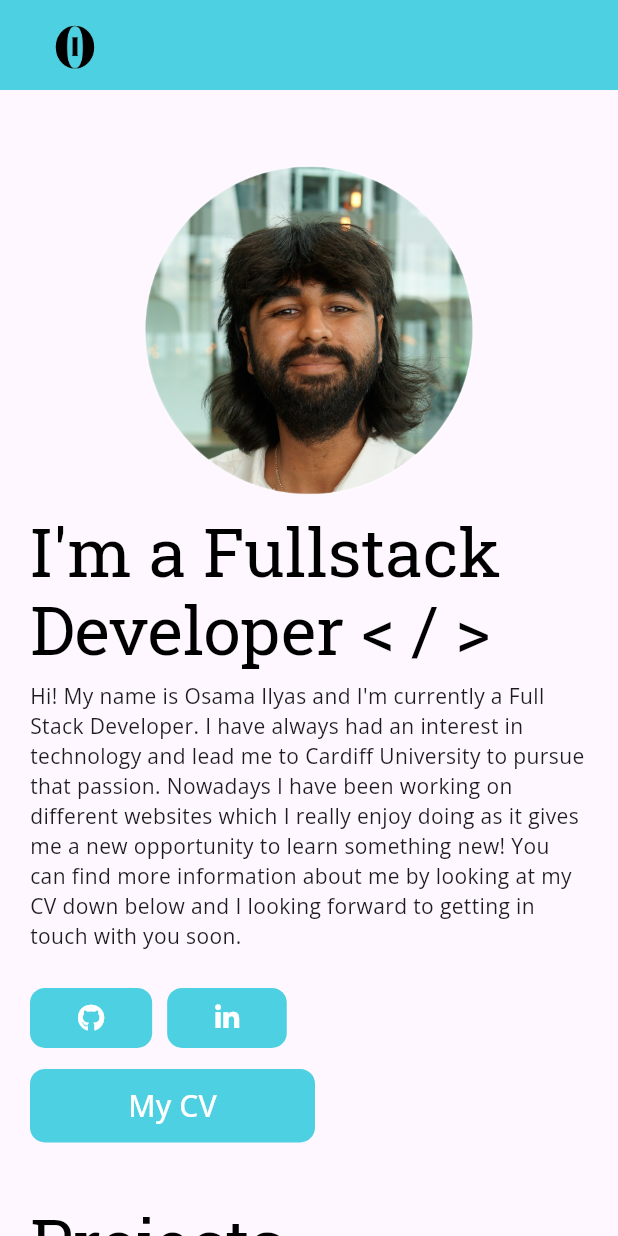
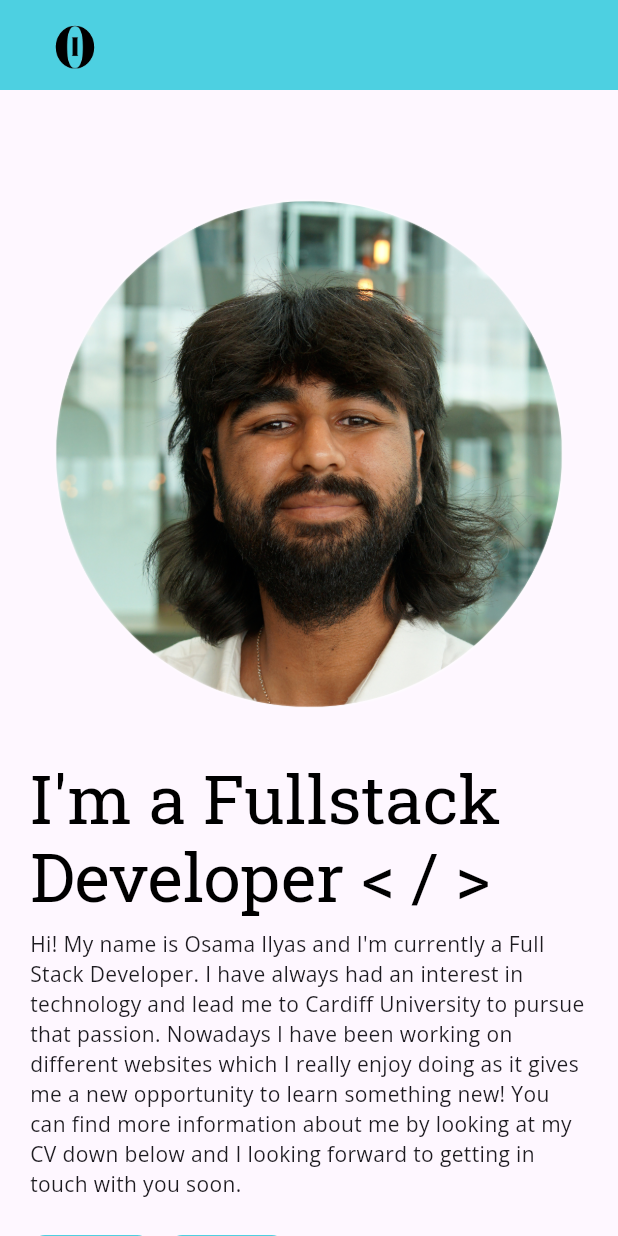
Before and after one commit to Osama-cs/PersonalPortfolio, a Flutter app: the screen it shows after launch, on a phone screen of 412 x 824 dp. Run offline on Flutter 3.47's test engine with Material 3 defaults, Android fonts, the phone set to English and light mode, and no system bars; drawn by our look-alikes of auto_size_text; our stand-ins replace after_layout, font_awesome_flutter, google_fonts, responsive_builder.

Commit message:
Edited the mobile profile image to be bigger.

```diff
--- a/lib/header/header_page.dart
+++ b/lib/header/header_page.dart
@@ -156,7 +156,7 @@ class HeaderMobilePage extends StatelessWidget {
     final mobileWidth = MediaQuery.of(context).size.width;
     final mobileHeight = MediaQuery.of(context).size.height;
     return Container(
-      height: mobileHeight * 0.9,
+      height: mobileHeight * 1.1,
       width: mobileWidth,
       padding: const EdgeInsets.symmetric(
         horizontal: 20,
```
Also changed, not shown: 1 other file.
